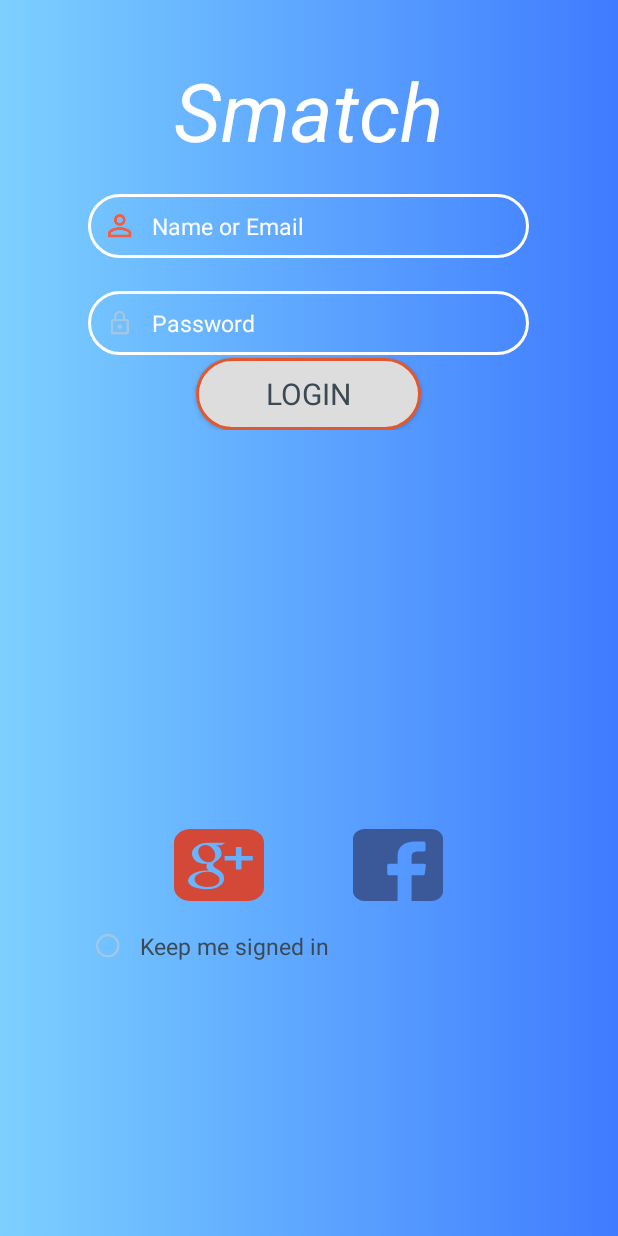
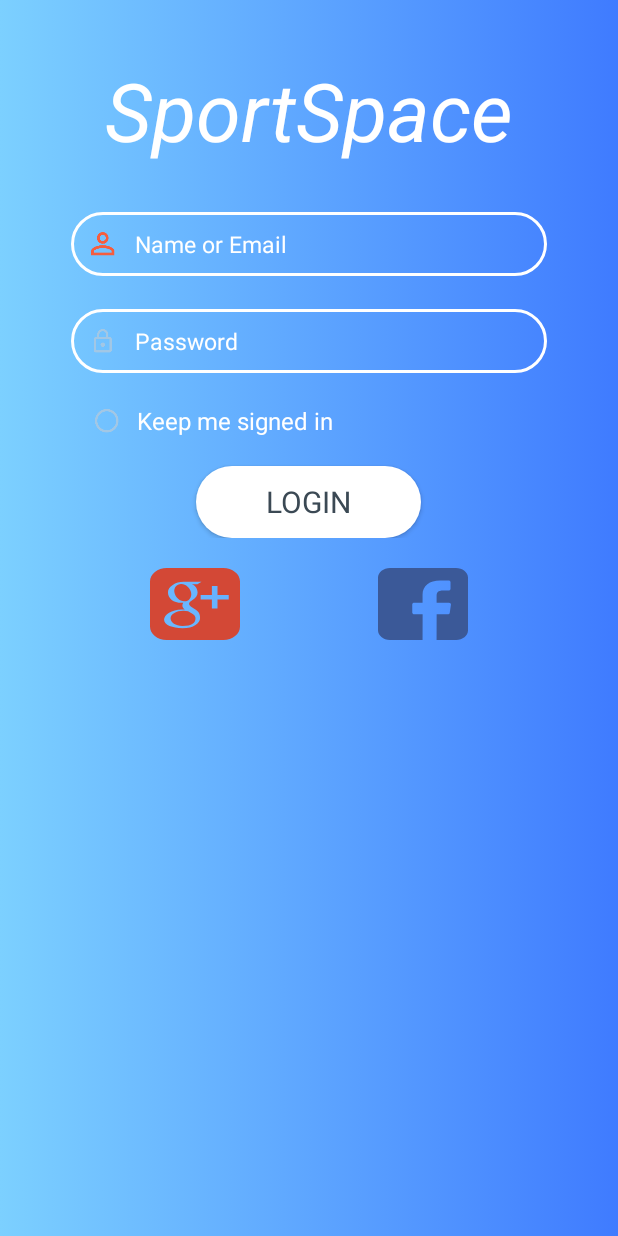
Before and after one commit to CAPAC2018/capac, an Android app: the layout activity_login.xml on its own in the app's theme, with its tools: preview values and no code run, on a phone screen of 412 x 824 dp. Run offline under Robolectric (Android 15) with nearby library versions, the light colour scheme and no system bars.

Commit message:
login and register redux

```diff
--- a/AndroidApp/app/src/main/res/drawable/bg_register_button.xml
+++ b/AndroidApp/app/src/main/res/drawable/bg_register_button.xml
@@ -3,15 +3,15 @@
 <item android:state_pressed="false">
     <shape android:shape="rectangle">
         <size android:width="150dp" android:height="30dp"></size>
-        <solid android:color="#dddddd"></solid>
+        <solid android:color="#ffffff"></solid>
         <corners android:radius="50dp"></corners>
-        <stroke android:width="2dp" android:color="#e4572e"></stroke>
+
     </shape>
 </item>
     <item android:state_pressed="true">
         <shape android:shape="rectangle">
             <size android:width="150dp" android:height="30dp"></size>
-            <solid android:color="#cccccc"></solid>
+            <solid android:color="#ffffff"></solid>
             <corners android:radius="50dp"></corners>
             <stroke android:width="2dp" android:color="#e4572e"></stroke>
         </shape>
--- a/AndroidApp/app/src/main/res/layout/activity_login.xml
+++ b/AndroidApp/app/src/main/res/layout/activity_login.xml
@@ -10,17 +10,17 @@
     <TextView
         android:id="@+id/logo_registration_view"
         android:layout_width="wrap_content"
-        android:layout_height="60dp"
+        android:layout_height="wrap_content"
         android:layout_alignParentTop="true"
         android:layout_centerHorizontal="true"
         android:layout_gravity="center|top"
+        android:layout_marginBottom="30dp"
         android:layout_marginTop="37dp"
-        android:text="Smatch"
+        android:text="SportSpace"
         android:textAppearance="@style/TextAppearence.App.TextInputLayout"
+        android:textColor="#fff"
         android:textSize="54sp"
-        android:textColor="#fff"
-        android:textStyle="italic"
-        android:layout_marginBottom="30dp"/>
+        android:textStyle="italic" />
     <LinearLayout
         android:id="@+id/input_linear"
         android:layout_centerHorizontal="true"
@@ -28,15 +28,15 @@
         android:layout_width="match_parent"
         android:layout_height="wrap_content"
         android:orientation="vertical"
-        android:layout_marginStart="30dp"
-        android:layout_marginEnd="20dp"
+        android:layout_marginStart="45dp"
+        android:layout_marginEnd="45dp"
         android:layout_marginBottom="20dp">
 
     <AutoCompleteTextView
         android:layout_gravity="center_horizontal"
         android:id="@+id/et_email"
         style="@style/TextStyle.EditText"
-        android:layout_width="294dp"
+        android:layout_width="match_parent"
         android:layout_height="wrap_content"
         android:layout_centerHorizontal="true"
         android:background="@drawable/bg_rounded_rectangle"
@@ -54,7 +54,7 @@
         android:layout_gravity="center_horizontal"
         android:id="@+id/et_password"
         style="@style/TextStyle.EditText"
-        android:layout_width="294dp"
+        android:layout_width="match_parent"
         android:layout_height="wrap_content"
         android:layout_alignParentTop="true"
         android:layout_centerHorizontal="true"
@@ -67,15 +67,28 @@
         android:padding="5dp"
         android:textSize="15sp"
         />
+        <RadioButton
+            android:id="@+id/switch2"
+            android:layout_width="wrap_content"
+            android:layout_height="40dp"
+            android:layout_below="@id/ib_google_login"
+            android:layout_marginLeft="10dp"
+            android:layout_marginTop="10dp"
+            android:button="@drawable/ic_round_checkbox"
+            android:text=" Keep me signed in"
+            android:textAppearance="@style/TextStyle.EditText"
+            android:textColor="#ffffff" />
+
         <Button
-        android:layout_below="@id/input_linear"
             android:id="@+id/btn_server_login"
             style="@style/TextAppearance.Text.Bold"
             android:layout_width="wrap_content"
             android:layout_height="wrap_content"
             android:layout_alignParentTop="true"
+            android:layout_below="@id/input_linear"
             android:layout_centerHorizontal="true"
             android:layout_gravity="center"
+            android:layout_marginTop="10dp"
             android:background="@drawable/bg_register_button"
             android:clickable="true"
             android:focusable="true"
@@ -85,39 +98,22 @@
 </LinearLayout>
 
 
-
-
-
-
     <Button
         android:id="@+id/ib_google_login"
         android:layout_width="60dp"
         android:layout_height="wrap_content"
-        android:layout_alignParentBottom="true"
-        android:layout_alignStart="@+id/logo_registration_view"
-        android:layout_marginBottom="223dp"
+        android:layout_below="@id/input_linear"
+        android:layout_marginLeft="100dp"
+
         android:background="@drawable/ic_google_plus" />
 
     <Button
         android:id="@+id/ib_fb_login"
         android:layout_width="60dp"
         android:layout_height="wrap_content"
-        android:layout_alignEnd="@+id/logo_registration_view"
-        android:layout_alignTop="@+id/ib_google_login"
+        android:layout_below="@id/input_linear"
+        android:layout_alignParentEnd="true"
+        android:layout_marginRight="100dp"
         android:background="@drawable/ic_facebook" />
-    <RadioButton
-        android:id="@+id/registration_checkbox_terms_and_conditions"
-        style="@style/TextStyle.EditText"
-        android:layout_width="300dp"
-        android:layout_height="wrap_content"
-        android:layout_alignParentBottom="true"
-        android:layout_centerHorizontal="true"
-        android:layout_gravity="center"
-        android:layout_marginBottom="177dp"
-        android:button="@drawable/ic_round_checkbox"
-        android:padding="5dp"
-        android:text="Keep me signed in"
-        android:textColor="#3b4954"
-        android:textSize="15sp" />
 
 </RelativeLayout>
--- a/AndroidApp/app/src/main/res/layout/activity_registration.xml
+++ b/AndroidApp/app/src/main/res/layout/activity_registration.xml
@@ -8,6 +8,7 @@
     android:background="@drawable/bg_gradiend"
     android:clipChildren="false"
     android:clipToPadding="false">
+
     <TextView
         android:id="@+id/logo_registration_view"
         style="@style/TextStyle.Title"
@@ -17,9 +18,10 @@
         android:layout_centerHorizontal="true"
         android:layout_gravity="center|top"
         android:layout_marginTop="37dp"
-        android:text="Smatch - Registration"
+        android:text="Registration"
         android:textAppearance="@style/TextAppearence.App.TextInputLayout"
-        android:textSize="24sp" />
+        android:textColor="#ffffff"
+        android:textSize="36sp" />
     <ScrollView
         android:layout_width="match_parent"
         android:layout_height="wrap_content"
--- a/AndroidApp/app/src/main/res/layout/activity_top.xml
+++ b/AndroidApp/app/src/main/res/layout/activity_top.xml
@@ -13,7 +13,7 @@
         android:layout_alignParentTop="true"
         android:layout_centerHorizontal="true"
         android:layout_marginTop="30dp"
-        android:text="Welcome to capac2018!"
+        android:text="Welcome to SportSpace!"
         android:textColor="@color/bg_color"
         android:textSize="30sp" />
 
@@ -23,6 +23,7 @@
         android:layout_height="81dp"
         android:layout_alignParentTop="true"
         android:layout_centerHorizontal="true"
+        android:textSize="24sp"
         android:layout_marginTop="148dp"
         android:text="Login" />
 
@@ -30,6 +31,7 @@
         android:id="@+id/btn_register"
         android:layout_width="128dp"
         android:layout_height="81dp"
+        android:textSize="24sp"
         android:layout_alignParentBottom="true"
         android:layout_centerHorizontal="true"
         android:layout_marginBottom="207dp"
```
Lines whose indentation alone changed are shown as unchanged.
